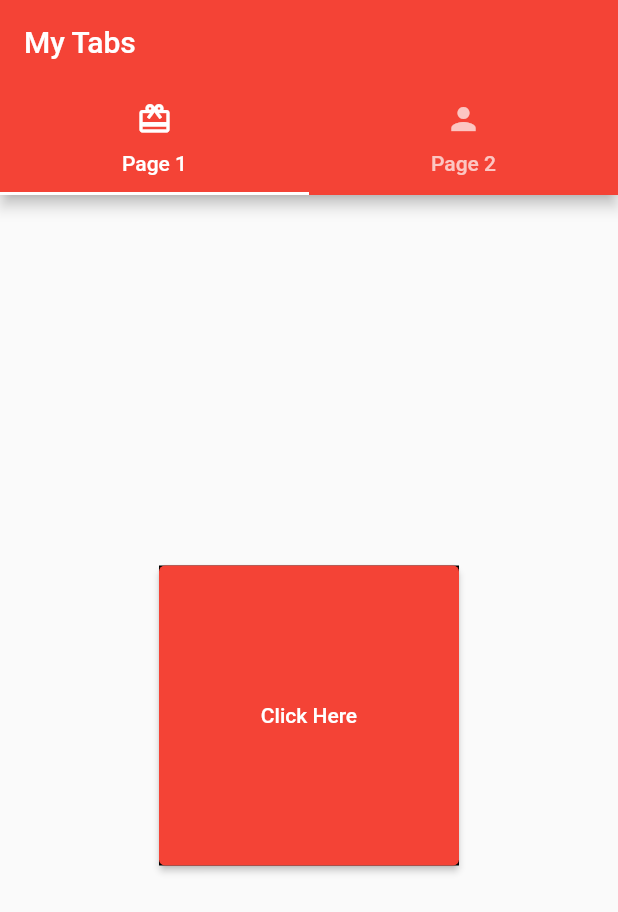
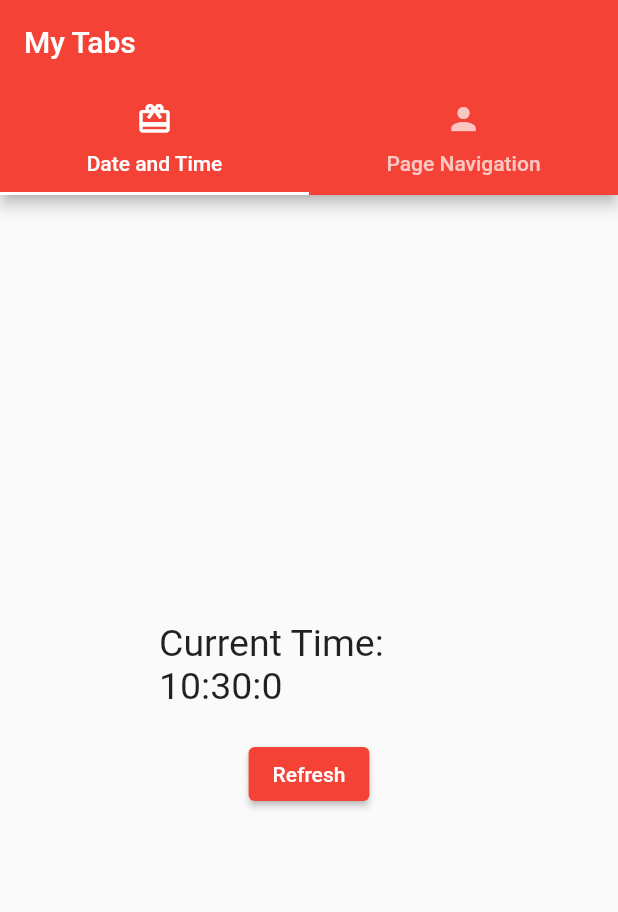
Before and after one commit to vs5301/fsdflutter, a Flutter app: the screen it shows after launch, in the side drawer, after a tap on "Tab Navigation", on a phone screen of 412 x 824 dp. Shown: the top 912 px of the screen. Run offline on Flutter 3.47's test engine with Material 2 defaults, Android fonts, the light colour scheme and no system bars; our stand-ins replace firebase_core, webview_flutter; accounts and stored records are empty.

Commit message:
Date & Time

```diff
--- a/lib/tutorials/tab_navigation.dart
+++ b/lib/tutorials/tab_navigation.dart
@@ -1,10 +1,17 @@
 import 'package:flutter/material.dart';
 
-class TabBarPage extends StatelessWidget {
+class TabBarPage extends StatefulWidget {
   const TabBarPage({super.key});
 
   @override
+  State<TabBarPage> createState() => _TabBarPageState();
+}
+
+class _TabBarPageState extends State<TabBarPage> {
+  @override
   Widget build(BuildContext context) {
+
+    var time = DateTime.now();
 
     return MaterialApp(
       theme: ThemeData(
@@ -19,38 +26,32 @@ class TabBarPage extends StatelessWidget {
                 bottom: const TabBar(tabs: [
                   Tab(
                     icon: Icon(Icons.card_giftcard),
-                  child: Text("Page 1"),
+                    child: Text("Date and Time"),
                   ),
                   Tab(
                     icon: Icon(Icons.person),
-                  child: Text("Page 2"),
+                    child: Text("Page Navigation"),
                   ),
                 ])),
             body: TabBarView(
                 children: [
                   Center(
                       child: Container(
+                        width: 200,
                         height: 200,
-                  width: 200,
-                  color: Colors.black,
-                  child: InkWell(
-                    child: ElevatedButton(
-                      child: Text("Click Here"),
-                      onPressed: (){
+                        child: Column(
+                          mainAxisAlignment: MainAxisAlignment.center,
+                          children: [
+                            Text('Current Time: ${time.hour}:${time.minute}:${time.second}', style: TextStyle(fontSize: 25),),
+                            Container(height: 20,),
+                            ElevatedButton(onPressed: (){
+                              setState(() {
 
-                      },
+                              });
+                            }, child: Text("Refresh"))
+                          ],
                         ),
-                    onTap: (){
-                      Text("Button Tapped", style: TextStyle(color: Colors.white),);
-                    },
-                    onLongPress: (){
-                      Text("Button Double Tapped", style: TextStyle(color: Colors.white),);
-                    },
-                    onDoubleTap: (){
-                      Text("Button Long Pressed", style: TextStyle(color: Colors.white),);
-                    },
                       ),
-                )
                   ),
                   Center(
                     child: Container(
@@ -61,7 +62,7 @@ class TabBarPage extends StatelessWidget {
                         child: ElevatedButton(
                           child: Text("Click Here"),
                           onPressed: (){
-
+                            Navigator.pushNamed(context, "/pageOne");
                           },
                         ),
                         onTap: (){
```
Lines whose indentation alone changed are shown as unchanged.
